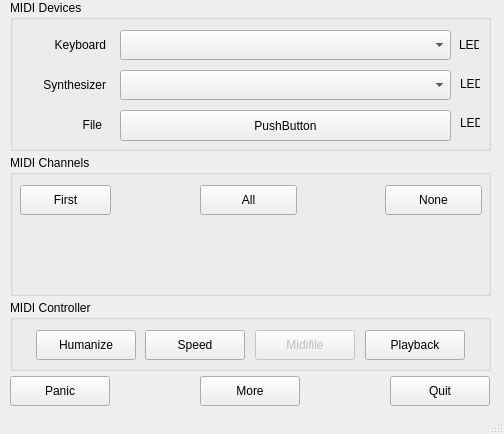
Above: src/mainwindow.ui from obook/I-like-Chopin before the change. Below: the same form after it.
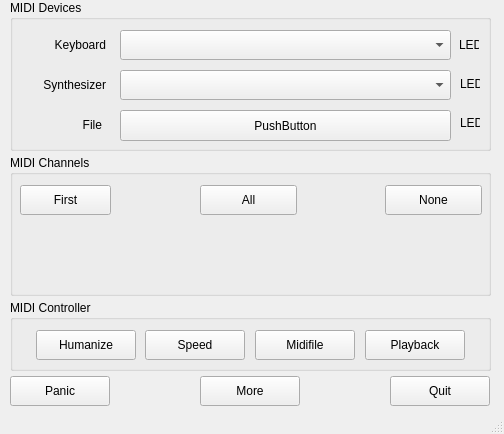
That is the form after the change.

Commit message: Work about history and Midicontroler (button midifile)

```diff
--- a/src/mainwindow.ui
+++ b/src/mainwindow.ui
@@ -262,7 +262,7 @@
     </property>
     <widget class="QPushButton" name="pushButton_FileIndex">
      <property name="enabled">
-      <bool>false</bool>
+      <bool>true</bool>
      </property>
      <property name="geometry">
       <rect>
```
The commit also changes 5 other files.
